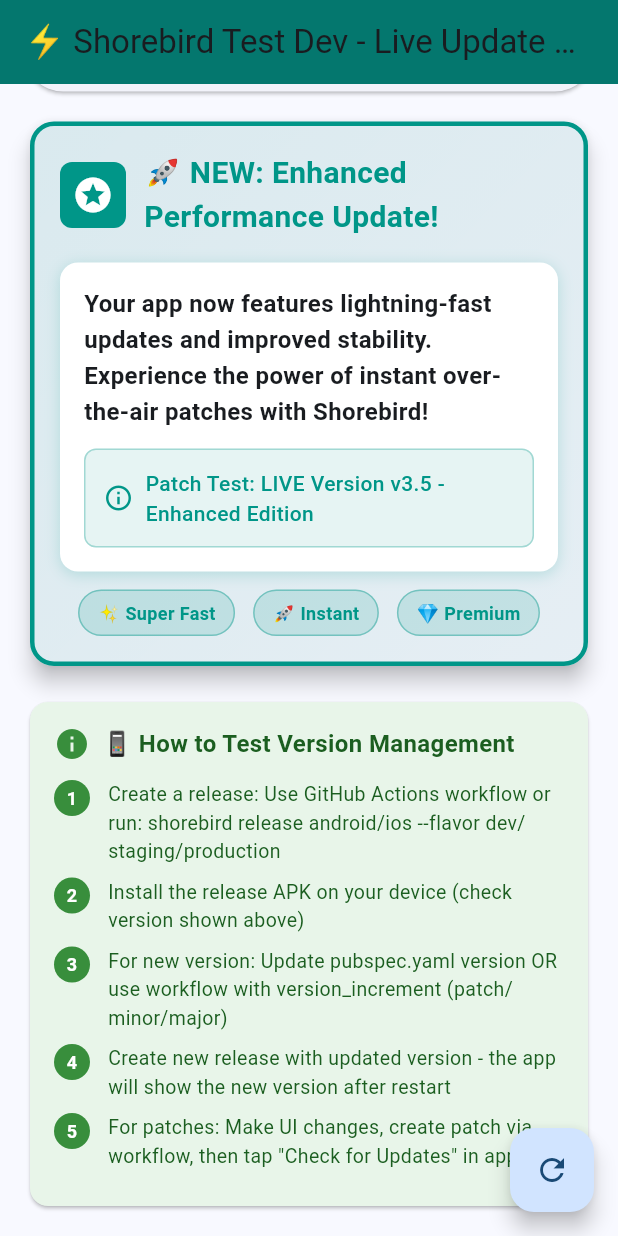
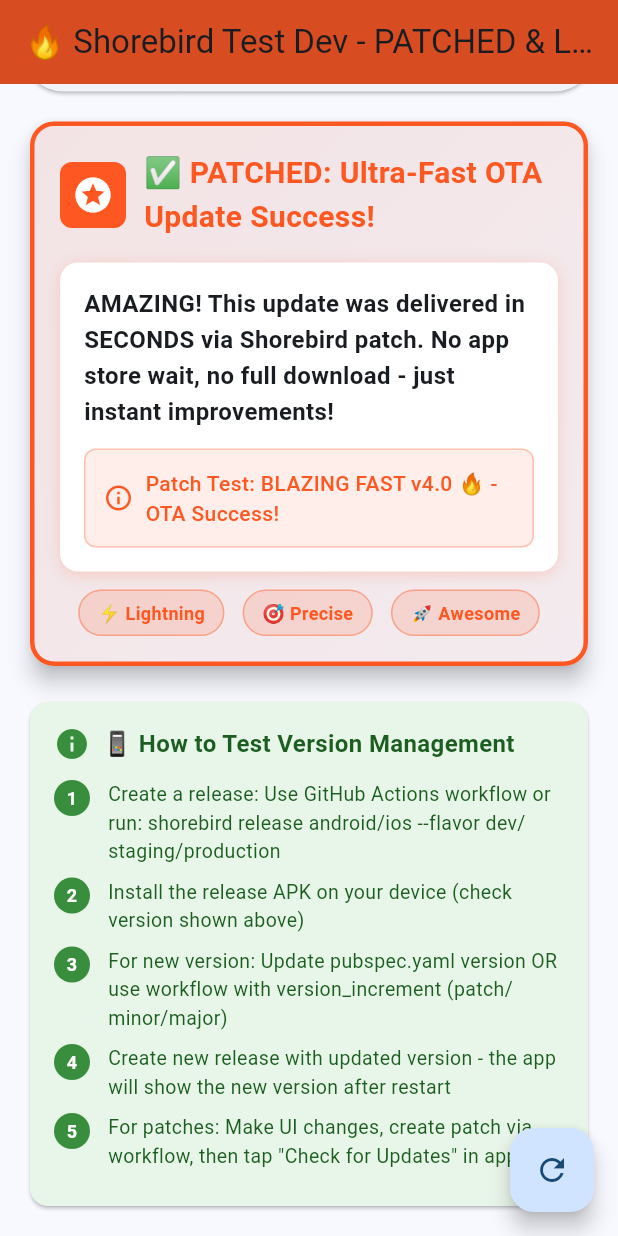
Before and after one commit to raghusharany/shorebird_test_app, a Flutter app: the screen it shows after launch, scrolled down 468 dp, on a phone screen of 412 x 824 dp. Run offline on Flutter 3.47's test engine with Material 3 defaults, Android fonts, the phone set to English and light mode, and no system bars; our stand-ins replace flutter_dotenv, package_info_plus; missing offline and left inert: shorebird_code_push.

Commit message:
patch test ui
patch test ui

```diff
--- a/lib/pages/patch_test_page.dart
+++ b/lib/pages/patch_test_page.dart
@@ -21,12 +21,12 @@
   UpdateStatus? _lastUpdateStatus;
 
   // UI elements that will change with patches
-  final String _featureTitle = '🚀 NEW: Enhanced Performance Update!';
+  final String _featureTitle = '✅ PATCHED: Ultra-Fast OTA Update Success!';
   final String _featureDescription =
-      'Your app now features lightning-fast updates and improved stability. Experience the power of instant over-the-air patches with Shorebird!';
-  final Color _featureCardColor = Colors.teal;
+      'AMAZING! This update was delivered in SECONDS via Shorebird patch. No app store wait, no full download - just instant improvements!';
+  final Color _featureCardColor = Colors.deepOrange;
   final String _patchTestMessage =
-      'Patch Test: LIVE Version v3.5 - Enhanced Edition';
+      'Patch Test: BLAZING FAST v4.0 🔥 - OTA Success!';
 
   // App version - dynamically loaded from package info
   String _appVersion = 'Loading...';
@@ -237,8 +237,8 @@
   Widget build(BuildContext context) {
     return Scaffold(
       appBar: AppBar(
-        backgroundColor: Colors.teal.shade700,
-        title: Text('⚡ ${widget.config.appName} - Live Update Ready! 🎯'),
+        backgroundColor: Colors.deepOrange.shade700,
+        title: Text('🔥 ${widget.config.appName} - PATCHED & LIVE! 💪'),
         elevation: 2,
       ),
       body: SingleChildScrollView(
@@ -519,9 +519,9 @@
                     Row(
                       mainAxisAlignment: MainAxisAlignment.spaceEvenly,
                       children: [
-                        _buildFeatureBadge('✨ Super Fast', _featureCardColor),
-                        _buildFeatureBadge('🚀 Instant', _featureCardColor),
-                        _buildFeatureBadge('💎 Premium', _featureCardColor),
+                        _buildFeatureBadge('⚡ Lightning', _featureCardColor),
+                        _buildFeatureBadge('🎯 Precise', _featureCardColor),
+                        _buildFeatureBadge('🚀 Awesome', _featureCardColor),
                       ],
                     ),
                   ],
```
Also changed, not shown: 1 other file.
